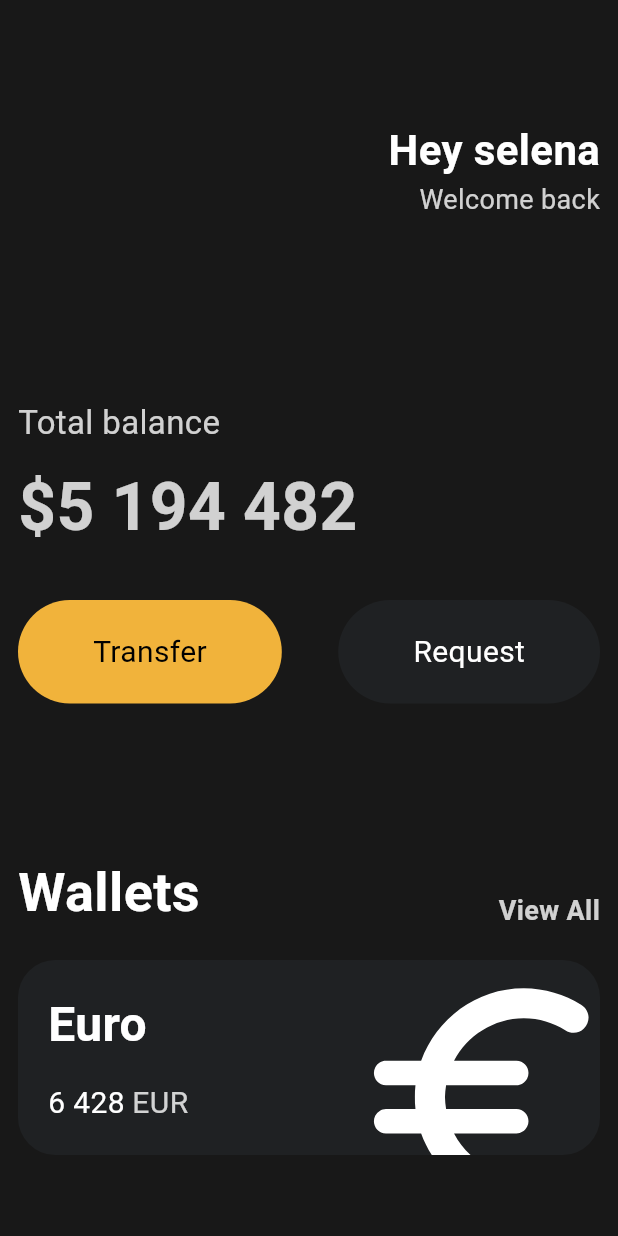
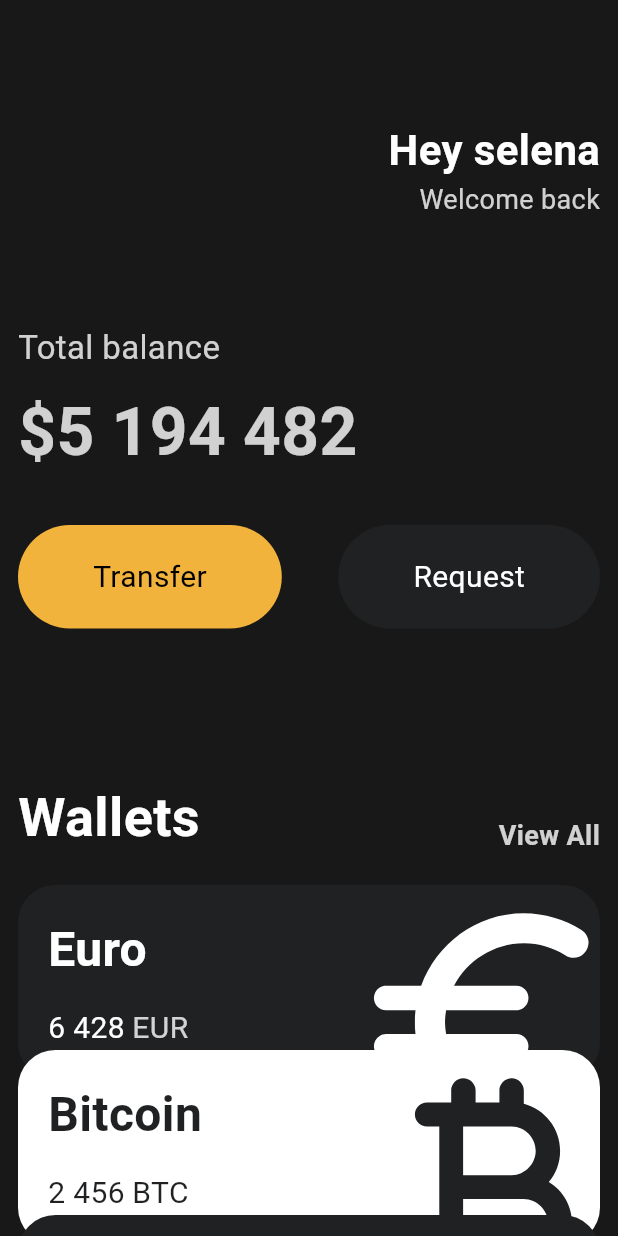
Before and after one commit to hijunglit/Hitoons, a Flutter app: the screen it shows after launch, on a phone screen of 412 x 824 dp. Run offline on Flutter 3.47's test engine with Material 3 defaults, Android fonts, the phone set to English and light mode, and no system bars.

Commit message:
reusable cards

```diff
--- a/lib/main.dart
+++ b/lib/main.dart
@@ -1,5 +1,6 @@
 import 'package:flutter/material.dart';
 import 'package:hitoons/widgets/button.dart';
+import 'package:hitoons/widgets/currency_card.dart';
 
 void main() {
   runApp(App());
@@ -11,7 +12,8 @@
     return MaterialApp(
       home: Scaffold(
         backgroundColor: Color(0xFF181818),
-        body: Padding(
+        body: SingleChildScrollView(
+          child: Padding(
             padding: EdgeInsets.symmetric(horizontal: 12),
             child: Column(
               crossAxisAlignment: CrossAxisAlignment.start,
@@ -46,7 +48,7 @@
                   ],
                 ),
                 SizedBox(
-                height: 120,
+                  height: 70,
                 ),
                 Text(
                   "Total balance",
@@ -112,74 +114,37 @@
                 SizedBox(
                   height: 20,
                 ),
-              Container(
-                clipBehavior: Clip.hardEdge,
-                decoration: BoxDecoration(
-                  color: Color(0xFF1F2123),
-                  borderRadius: BorderRadius.circular(25),
+                CurrencyCard(
+                  name: "Euro",
+                  code: "EUR",
+                  amount: "6 428",
+                  icon: Icons.euro_rounded,
+                  isInverted: false,
                 ),
-                child: Padding(
-                  padding: const EdgeInsets.all(20),
-                  child: Row(
-                    mainAxisAlignment: MainAxisAlignment.spaceBetween,
-                    children: [
-                      Column(
-                        crossAxisAlignment: CrossAxisAlignment.start,
-                        children: [
-                          Text(
-                            "Euro",
-                            style: TextStyle(
-                              color: Colors.white,
-                              fontSize: 32,
-                              fontWeight: FontWeight.w600,
+                Transform.translate(
+                  offset: Offset(0, -20),
+                  child: CurrencyCard(
+                    name: "Bitcoin",
+                    code: "BTC",
+                    amount: "2 456",
+                    icon: Icons.currency_bitcoin_rounded,
+                    isInverted: true,
                   ),
                 ),
-                          SizedBox(
-                            height: 15,
-                          ),
-                          Row(
-                            children: [
-                              Text(
-                                "6 428",
-                                style: TextStyle(
-                                  color: Colors.white,
-                                  fontSize: 20,
-                                ),
-                              ),
-                              SizedBox(
-                                width: 5,
-                              ),
-                              Text(
-                                "EUR",
-                                style: TextStyle(
-                                  color: Colors.white.withValues(
-                                    alpha: 0.8,
-                                  ),
-                                  fontSize: 20,
-                                ),
-                              ),
-                            ],
-                          ),
-                        ],
-                      ),
-                      Transform.scale(
-                        scale: 2.2,
-                        child: Transform.translate(
-                          offset: Offset(-5, 12),
-                          child: Icon(
-                            Icons.euro_rounded,
-                            color: Colors.white,
-                            size: 88,
-                          ),
+                Transform.translate(
+                  offset: Offset(0, -40),
+                  child: CurrencyCard(
+                    name: "Dollar",
+                    code: "USD",
+                    amount: "428",
+                    icon: Icons.attach_money_outlined,
+                    isInverted: false,
                   ),
                 ),
               ],
             ),
           ),
         ),
-            ],
-          ),
-        ),
       ),
     );
   }
--- /dev/null
+++ b/lib/widgets/currency_card.dart
@@ -0,0 +1,88 @@
+import 'package:flutter/material.dart';
+
+class CurrencyCard extends StatelessWidget {
+  final String name, code, amount;
+  final IconData icon;
+  final bool isInverted;
+
+  final _blackColor = const Color(0xFF1F2123);
+
+  const CurrencyCard({
+    super.key,
+    required this.name,
+    required this.code,
+    required this.amount,
+    required this.icon,
+    required this.isInverted,
+  });
+  @override
+  Widget build(BuildContext context) {
+    return Container(
+      clipBehavior: Clip.hardEdge,
+      decoration: BoxDecoration(
+        color: isInverted ? Colors.white : _blackColor,
+        borderRadius: BorderRadius.circular(25),
+      ),
+      child: Padding(
+        padding: const EdgeInsets.all(20),
+        child: Row(
+          mainAxisAlignment: MainAxisAlignment.spaceBetween,
+          children: [
+            Column(
+              crossAxisAlignment: CrossAxisAlignment.start,
+              children: [
+                Text(
+                  name,
+                  style: TextStyle(
+                    color: isInverted ? _blackColor : Colors.white,
+                    fontSize: 32,
+                    fontWeight: FontWeight.w600,
+                  ),
+                ),
+                SizedBox(
+                  height: 15,
+                ),
+                Row(
+                  children: [
+                    Text(
+                      amount,
+                      style: TextStyle(
+                        color: isInverted ? _blackColor : Colors.white,
+                        fontSize: 20,
+                      ),
+                    ),
+                    SizedBox(
+                      width: 5,
+                    ),
+                    Text(
+                      code,
+                      style: TextStyle(
+                        color: isInverted
+                            ? _blackColor
+                            : Colors.white.withValues(
+                                alpha: 0.8,
+                              ),
+                        fontSize: 20,
+                      ),
+                    ),
+                  ],
+                ),
+              ],
+            ),
+            Transform.scale(
+              scale: 2.2,
+              child: Transform.translate(
+                offset: Offset(-5, 12),
+                child: Icon(
+                  icon,
+                  color: isInverted ? _blackColor : Colors.white,
+                  size: 88,
+                ),
+              ),
+            ),
+          ],
+        ),
+      ),
+    );
+  }
+}
```
Lines whose indentation alone changed are shown as unchanged.
